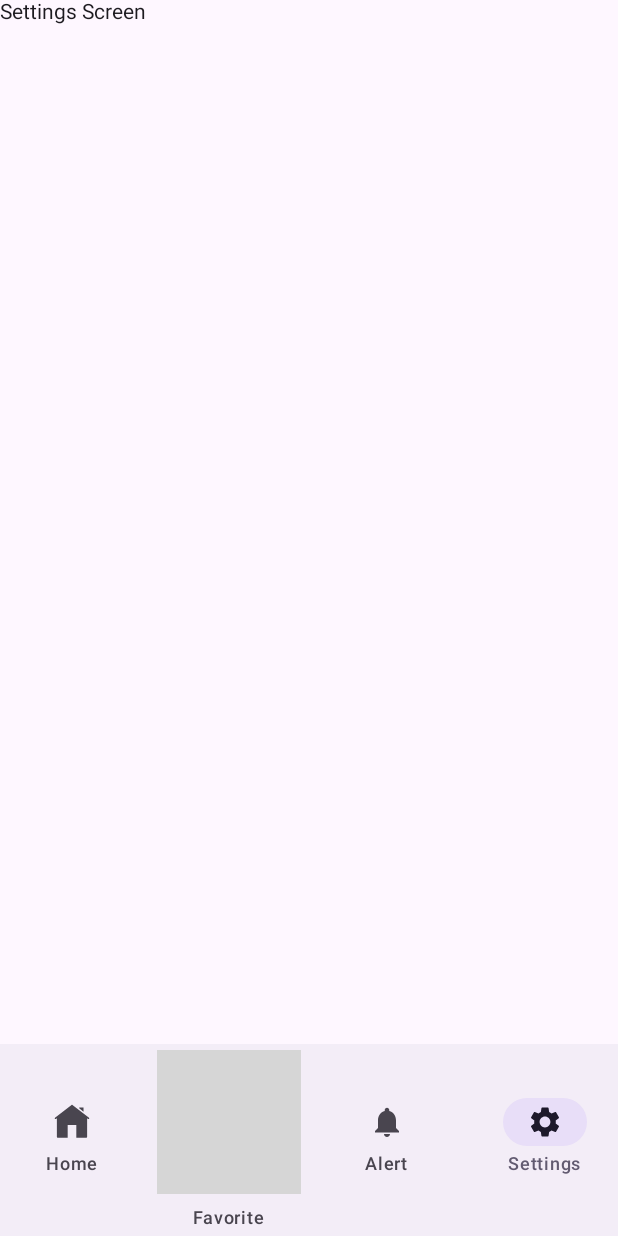
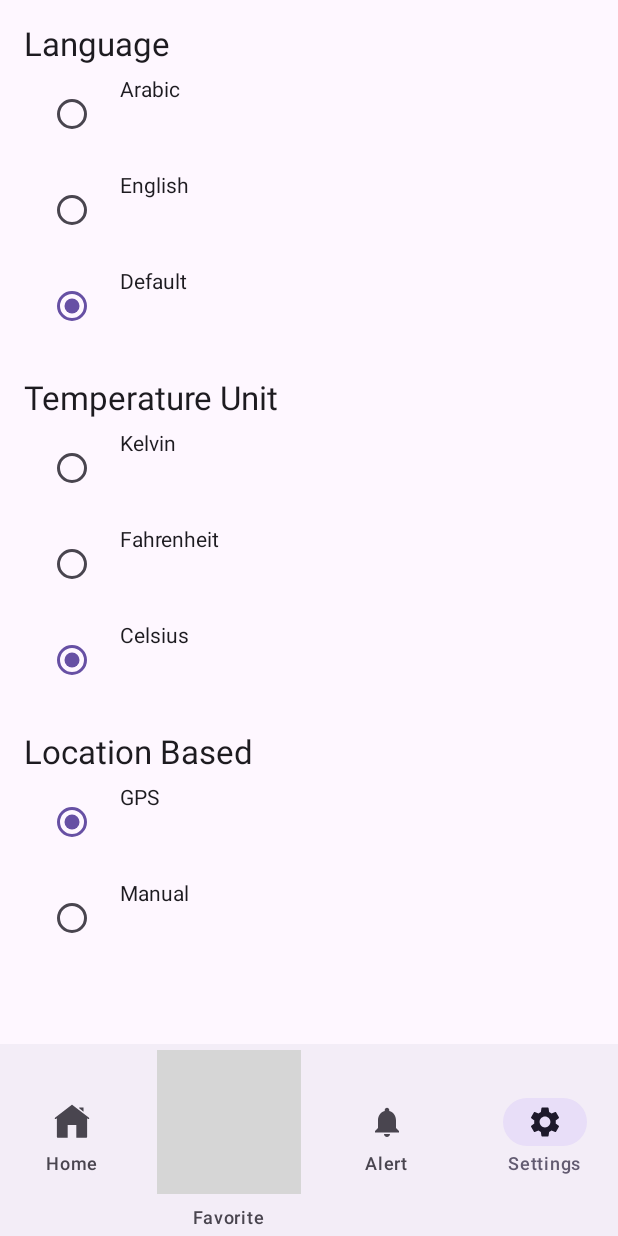
Before and after one commit to omarabdulaziz259/CloudNine, an Android app built with Jetpack Compose: the SettingsScreen screen opened through its navigation route, on a phone screen of 412 x 824 dp. Run offline under Robolectric (Android 15) with nearby library versions, the phone set to English and light mode, and no system bars; libraries missing offline, so code that uses them is left out: com.bumptech.glide; grey boxes are pictures that could not be loaded.

Commit message:
settings screen and view model initialized with 50% done

```diff
--- a/app/src/main/java/com/example/cloudnine/MainActivity.kt
+++ b/app/src/main/java/com/example/cloudnine/MainActivity.kt
@@ -1,5 +1,6 @@
 package com.example.cloudnine
 
+import android.content.Context
 import android.os.Bundle
 import androidx.activity.ComponentActivity
 import androidx.activity.compose.setContent
@@ -24,9 +25,14 @@ import com.example.cloudnine.model.dataSource.repository.WeatherRepository
 import com.example.cloudnine.navigation.BottomNavItem
 import com.example.cloudnine.navigation.BottomNavigationBar
 import com.example.cloudnine.settings.SettingsScreen
+import com.example.cloudnine.settings.SettingsViewModel
 import com.example.cloudnine.utils.LocationHelper
 
 class MainActivity : ComponentActivity() {
+    override fun attachBaseContext(newBase: Context?) {
+        super.attachBaseContext(newBase)
+
+    }
     override fun onCreate(savedInstanceState: Bundle?) {
         super.onCreate(savedInstanceState)
         val weatherRepository = WeatherRepository.getInstance(this)
@@ -37,6 +43,7 @@ class MainActivity : ComponentActivity() {
         locationHelper.getLocation()
         setContent {
             val navController = rememberNavController()
+            val settingsViewModel = SettingsViewModel(navController, sharedPreferences)
             Scaffold(
                 bottomBar = {
                     val navBackStackEntry by navController.currentBackStackEntryAsState()
@@ -45,7 +52,11 @@ class MainActivity : ComponentActivity() {
                 }
             ) { innerPadding ->
                 Column(modifier = Modifier.padding(innerPadding)) {
-                    NavigationGraph(navController, homeViewModel, favoriteViewModel)
+                    NavigationGraph(
+                        navController = navController,
+                        homeViewModel = homeViewModel,
+                        favoriteViewModel = favoriteViewModel,
+                        settingsViewModel = settingsViewModel)
                 }
             }
         }
@@ -53,12 +64,12 @@ class MainActivity : ComponentActivity() {
 }
 
 @Composable
-fun NavigationGraph(navController: NavHostController, homeViewModel: HomeViewModel, favoriteViewModel: FavoriteViewModel) {
+fun NavigationGraph(navController: NavHostController, homeViewModel: HomeViewModel, favoriteViewModel: FavoriteViewModel, settingsViewModel: SettingsViewModel) {
     NavHost(navController, startDestination = BottomNavItem.Home.route) {
         composable(BottomNavItem.Home.route) { HomeScreen(homeViewModel) }
         composable(BottomNavItem.Favorite.route) { FavoriteScreen(favoriteViewModel, navController) }
         composable(BottomNavItem.Alert.route) { AlertScreen() }
-        composable(BottomNavItem.Settings.route) { SettingsScreen() }
+        composable(BottomNavItem.Settings.route) { SettingsScreen(settingsViewModel) }
         composable("map_screen_from_fav") {
             MapScreen(
                 fromSetting = false,
--- a/app/src/main/java/com/example/cloudnine/home/HomeViewModel.kt
+++ b/app/src/main/java/com/example/cloudnine/home/HomeViewModel.kt
@@ -10,6 +10,7 @@ import com.example.cloudnine.model.TemperatureUnit
 import com.example.cloudnine.model.WeatherResponse
 import com.example.cloudnine.model.Response
 import com.example.cloudnine.model.dataSource.repository.WeatherRepository
+import com.example.cloudnine.settings.SettingsHelper
 import com.example.cloudnine.utils.LocationHelper
 import kotlinx.coroutines.flow.MutableStateFlow
 import kotlinx.coroutines.flow.asStateFlow
@@ -19,7 +20,7 @@ import kotlinx.coroutines.launch
 class HomeViewModel(
     private val weatherRepository: WeatherRepository,
     private val locationHelper: LocationHelper,
-    private val sharedPreferences: SharedPreferences) : ViewModel() {
+    private val sharedPreferences: SharedPreferences ) : ViewModel() {
     private val _weatherResponse: MutableStateFlow<Response<WeatherResponse>> =
         MutableStateFlow(Response.Loading)
     val weatherResponse = _weatherResponse.asStateFlow()
@@ -36,8 +37,8 @@ class HomeViewModel(
     var unit: TemperatureUnit = TemperatureUnit.KELVIN
 
     fun fetchWeatherBasedOnPreference() {
-        val locationPref = sharedPreferences.getString("locationPref", "GPS")
-        val langPref = sharedPreferences.getString("langPref", "ENGLISH")
+        val locationPref = sharedPreferences.getString(SettingsHelper.LOCATION_PREF, "GPS")
+        val langPref = sharedPreferences.getString(SettingsHelper.LANGUAGE_PREF, "ENGLISH")
         val language = when (langPref) {
             "ARABIC" -> Language.ARABIC
             "ENGLISH" -> Language.ENGLISH
--- /dev/null
+++ b/app/src/main/java/com/example/cloudnine/settings/SettingsHelper.kt
@@ -0,0 +1,7 @@
+package com.example.cloudnine.settings
+
+object SettingsHelper {
+    const val LANGUAGE_PREF = "LANGUAGE_PREF"
+    const val TEMP_UNIT_PREF = "TEMP_UNIT"
+    const val LOCATION_PREF = "LOCATION_PREF"
+}
--- a/app/src/main/java/com/example/cloudnine/settings/SettingsScreen.kt
+++ b/app/src/main/java/com/example/cloudnine/settings/SettingsScreen.kt
@@ -1,10 +1,100 @@
 package com.example.cloudnine.settings
 
+import androidx.compose.foundation.layout.Column
+import androidx.compose.foundation.layout.Row
+import androidx.compose.foundation.layout.Spacer
+import androidx.compose.foundation.layout.fillMaxWidth
+import androidx.compose.foundation.layout.height
+import androidx.compose.foundation.layout.padding
+import androidx.compose.foundation.layout.width
+import androidx.compose.foundation.selection.selectable
+import androidx.compose.material3.Button
+import androidx.compose.material3.MaterialTheme
+import androidx.compose.material3.RadioButton
 import androidx.compose.material3.Text
 import androidx.compose.runtime.Composable
-import com.example.cloudnine.navigation.BottomNavItem
+import androidx.compose.runtime.remember
+import androidx.compose.ui.Modifier
+import androidx.compose.ui.res.stringResource
+import androidx.compose.ui.unit.dp
+import com.example.cloudnine.R
 
 @Composable
-fun SettingsScreen() {
-    Text(text = "Settings Screen")
+fun SettingsScreen(settingsViewModel: SettingsViewModel) {
+    var selectedLanguage = remember { settingsViewModel.selectedLanguage }
+    var selectedTempUnit = remember { settingsViewModel.selectedTempUnit }
+    var selectedLocation = remember { settingsViewModel.selectedLocation }
+
+    Column(modifier = Modifier.padding(16.dp)) {
+        Text(stringResource(R.string.language), style = MaterialTheme.typography.titleLarge)
+        RadioGroup(
+            options = listOf(
+                stringResource(R.string.arabic),
+                stringResource(R.string.english),
+                stringResource(R.string.default_)
+            ),
+            selectedOption = selectedLanguage.value,
+            onOptionSelected = {
+               settingsViewModel.saveLanguage(it)
+            }
+        )
+
+        Spacer(modifier = Modifier.height(16.dp))
+
+        Text(stringResource(R.string.temperature_unit), style = MaterialTheme.typography.titleLarge)
+        RadioGroup(
+            options = listOf(
+                stringResource(R.string.kelvin),
+                stringResource(R.string.fahrenheit),
+                stringResource(R.string.celsius)
+            ),
+            selectedOption = selectedTempUnit.value,
+            onOptionSelected = {
+               settingsViewModel.saveTempUnit(it)
+            }
+        )
+
+        Spacer(modifier = Modifier.height(16.dp))
+
+        Text(stringResource(R.string.location_based), style = MaterialTheme.typography.titleLarge)
+        RadioGroup(
+            options = listOf(
+                stringResource(R.string.gps),
+                stringResource(R.string.manual)
+            ),
+            selectedOption = selectedLocation.value,
+            onOptionSelected = {
+                settingsViewModel.saveLocationPref(it)
+            }
+        )
+
+        if (selectedLocation.value == stringResource(R.string.manual)) {
+            Button(
+                onClick = { settingsViewModel.navigateToMapScreen() },
+                modifier = Modifier.padding(top = 16.dp)
+            ) {
+                Text(stringResource(R.string.choose_location_on_map))
+            }
+        }
+    }
 }
+
+@Composable
+fun RadioGroup(options: List<String>, selectedOption: String, onOptionSelected: (String) -> Unit) {
+    Column {
+        options.forEach { text ->
+            Row(
+                modifier = Modifier
+                    .fillMaxWidth()
+                    .selectable(
+                        selected = (text == selectedOption),
+                        onClick = { onOptionSelected(text) })
+                    .padding(8.dp)
+            ) {
+                RadioButton(selected = (text == selectedOption), onClick = { onOptionSelected(text) })
+                Spacer(modifier = Modifier.width(8.dp))
+                Text(text)
+            }
+        }
+    }
+}
--- /dev/null
+++ b/app/src/main/java/com/example/cloudnine/settings/SettingsViewModel.kt
@@ -0,0 +1,46 @@
+package com.example.cloudnine.settings
+
+import android.content.SharedPreferences
+import androidx.compose.runtime.mutableStateOf
+import androidx.core.content.edit
+import androidx.navigation.NavController
+
+class SettingsViewModel(val navController: NavController, val sharedPreferences: SharedPreferences) {
+    var selectedLanguage = mutableStateOf(getSavedLanguage())
+    var selectedTempUnit = mutableStateOf(getSavedTempUnit())
+    var selectedLocation = mutableStateOf(getSavedLocationPref())
+
+
+
+
+    fun saveLanguage(value: String) {
+        selectedLanguage.value = value
+        sharedPreferences.edit() { putString(SettingsHelper.LANGUAGE_PREF, value) }
+    }
+
+    fun saveTempUnit(value: String) {
+        selectedTempUnit.value = value
+        sharedPreferences.edit() { putString(SettingsHelper.TEMP_UNIT_PREF, value) }
+    }
+
+    fun saveLocationPref(value: String) {
+        selectedLocation.value = value
+        sharedPreferences.edit() { putString(SettingsHelper.LOCATION_PREF, value) }
+    }
+
+    fun getSavedLanguage(): String {
+        return sharedPreferences.getString(SettingsHelper.LANGUAGE_PREF, "Default") ?: "Default"
+    }
+
+    fun getSavedTempUnit(): String {
+        return sharedPreferences.getString(SettingsHelper.TEMP_UNIT_PREF, "Celsius") ?: "Celsius"
+    }
+
+    fun getSavedLocationPref(): String {
+        return sharedPreferences.getString(SettingsHelper.LOCATION_PREF, "GPS") ?: "GPS"
+    }
+
+    fun navigateToMapScreen(){
+        navController.navigate("map_screen_from_settings")
+    }
+}
--- a/app/src/main/res/values/strings.xml
+++ b/app/src/main/res/values/strings.xml
@@ -20,4 +20,16 @@
     <string name="no_favorite_cities">No Favorite Cities</string>
     <string name="error_fetching_favorite_cities">"Error: Fetching Favorite cities "</string>
     <string name="error_fetching_data_for_this_city">Error: Fetching Data For This City</string>
+    <string name="choose_location_on_map">Choose Location on Map</string>
+    <string name="language">Language</string>
+    <string name="arabic">Arabic</string>
+    <string name="english">English</string>
+    <string name="default_">Default</string>
+    <string name="temperature_unit">Temperature Unit</string>
+    <string name="kelvin">Kelvin</string>
+    <string name="fahrenheit">Fahrenheit</string>
+    <string name="celsius">Celsius</string>
+    <string name="gps">GPS</string>
+    <string name="manual">Manual</string>
+    <string name="location_based">Location Based</string>
 </resources>
```
